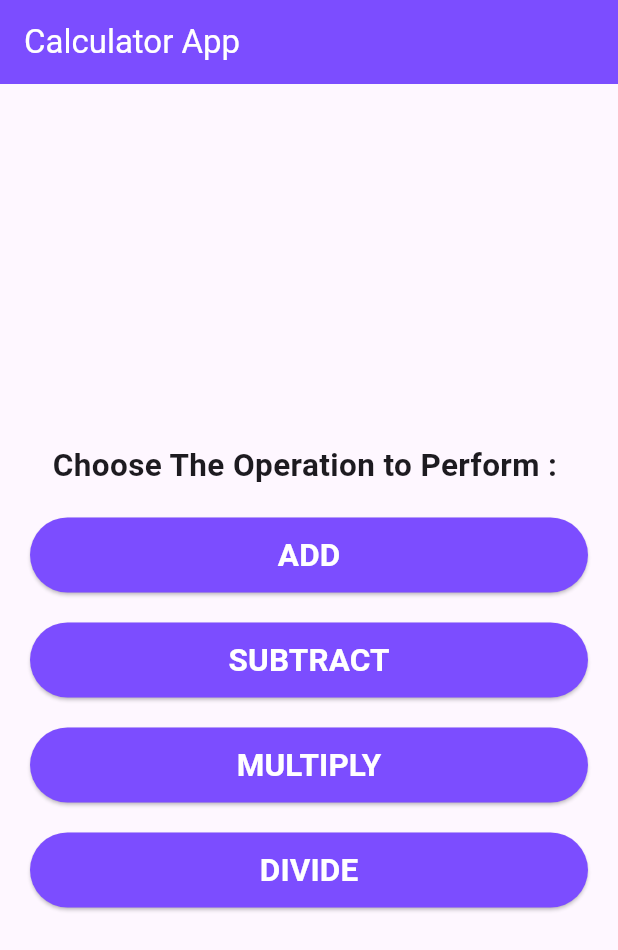
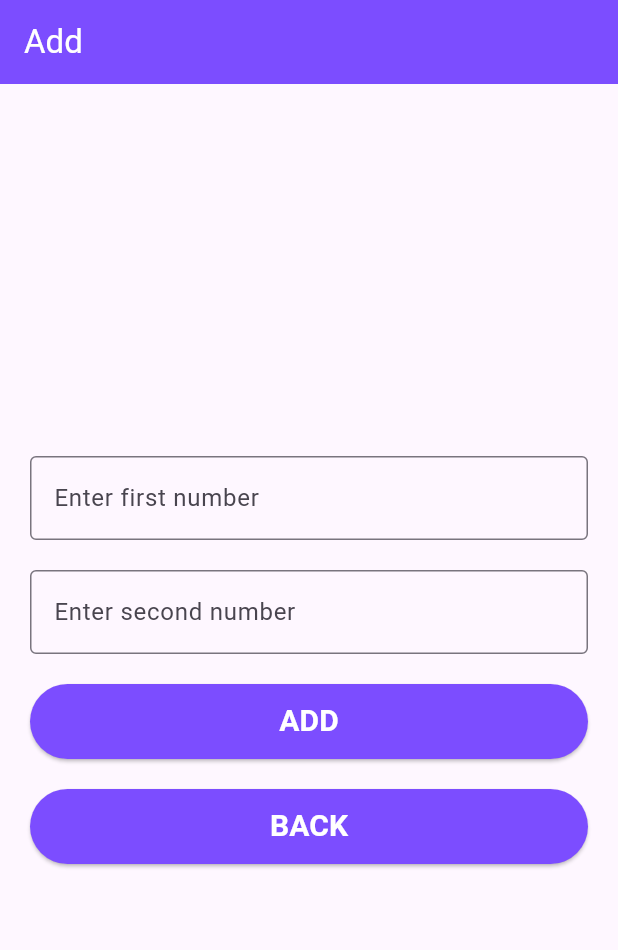
Before and after one commit to R1CH1R0Y/CalculaterFlutterApp, a Flutter app: the screen it shows after launch, after a tap on "ADD", on a phone screen of 412 x 824 dp. Shown: the top 950 px of the screen. Run offline on Flutter 3.47's test engine with Material 3 defaults, Android fonts, the phone set to English and light mode, and no system bars.

Commit message:
completed addpage

```diff
--- /dev/null
+++ b/lib/pages/add.dart
@@ -0,0 +1,76 @@
+import 'package:flutter/material.dart';
+
+class AddPage extends StatelessWidget {
+  const AddPage({super.key});
+
+  @override
+  Widget build(BuildContext context) {
+    return MaterialApp(
+      debugShowCheckedModeBanner: false,
+      home: Scaffold(
+        appBar: AppBar(
+          title: Text("Add",
+            style: TextStyle(
+            color: Colors.white,
+          ),),
+        backgroundColor: Colors.deepPurpleAccent,
+      ),
+        body: Padding(
+          padding: const EdgeInsets.all(20.0),
+          child: Column(
+            mainAxisAlignment: MainAxisAlignment.center,
+            children: [
+              TextField(
+                decoration: InputDecoration(
+                  labelText: "Enter first number",
+                  border: OutlineInputBorder(),
+                ),
+                keyboardType: TextInputType.number,
+              ),
+              SizedBox(height: 20),
+              TextField(
+                decoration: InputDecoration(
+                  labelText: "Enter second number",
+                  border: OutlineInputBorder(),
+                ),
+                keyboardType: TextInputType.number,
+              ),
+              SizedBox(height: 20),
+              SizedBox(
+                width: 400,
+                height: 50,
+                child: ElevatedButton(
+                  onPressed: () {},
+                  child: Text(
+                    "ADD",
+                    style: TextStyle(color: Colors.white,fontSize: 20, fontWeight: FontWeight.bold),
+                  ),
+                  style: ElevatedButton.styleFrom(
+                    backgroundColor: Colors.deepPurpleAccent,
+                  ),
+                ),
+              ),
+              SizedBox(height: 20),
+              SizedBox(
+                width: 400,
+                height: 50,
+                child: ElevatedButton(
+                  onPressed: () {
+                    Navigator.pop(context);
+                  },
+                  child: Text(
+                    "BACK",
+                    style: TextStyle(color: Colors.white,fontSize: 20, fontWeight: FontWeight.bold),
+                  ),
+                  style: ElevatedButton.styleFrom(
+                    backgroundColor: Colors.deepPurpleAccent,
+                  ),
+                ),
+              ),
+            ],
+          ),
+        ),
+      ),
+    );
+  }
+}
--- a/lib/pages/home.dart
+++ b/lib/pages/home.dart
@@ -1,3 +1,4 @@
+import 'package:calculator_app/pages/add.dart';
 import 'package:flutter/material.dart';
 
 class Homepage extends StatelessWidget {
@@ -27,7 +28,9 @@ class Homepage extends StatelessWidget {
                 style: ElevatedButton.styleFrom(
                   backgroundColor: Colors.deepPurpleAccent,
                 ),
-                onPressed: () {},
+                onPressed: () {
+                  Navigator.push(context, MaterialPageRoute(builder: (context)=> AddPage()));
+                },
                 child: Text(
                   "ADD",
                   style: TextStyle(
@@ -65,7 +68,9 @@ class Homepage extends StatelessWidget {
                 style: ElevatedButton.styleFrom(
                   backgroundColor: Colors.deepPurpleAccent,
                 ),
-                onPressed: () {},
+                onPressed: () {
+
+                },
                 child: Text(
                   "MULTIPLY",
                   style: TextStyle(
```
